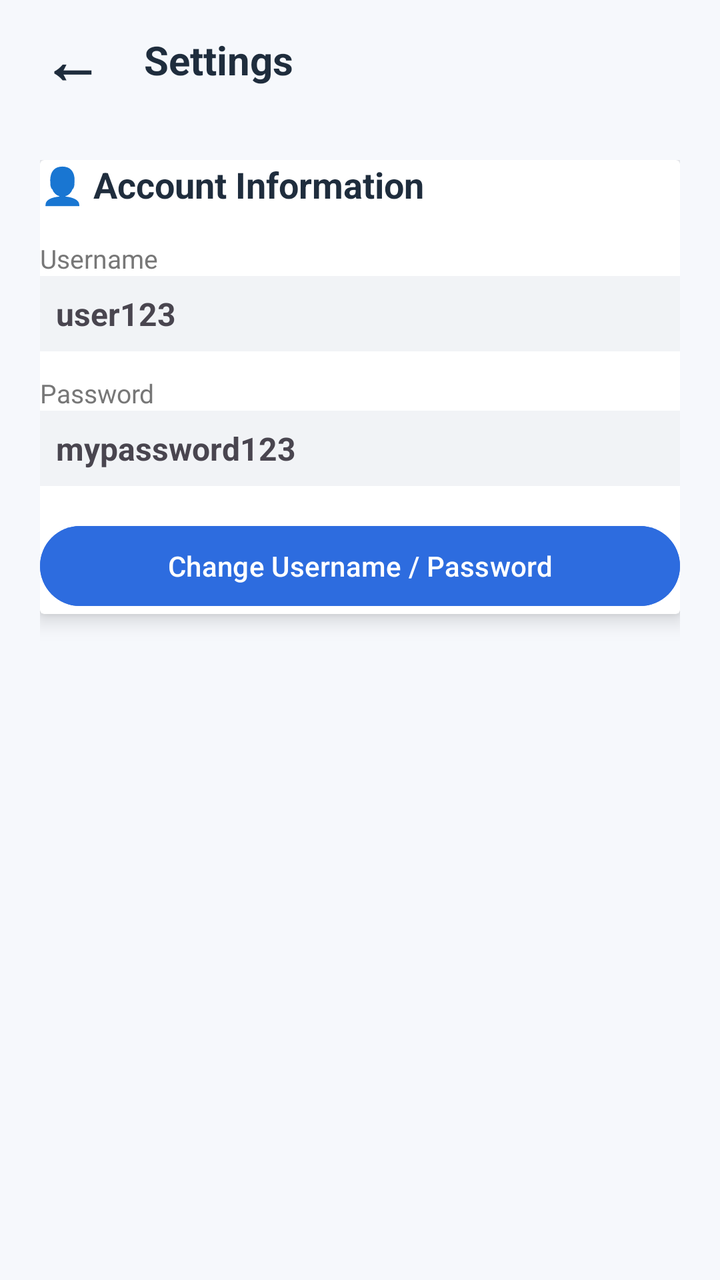
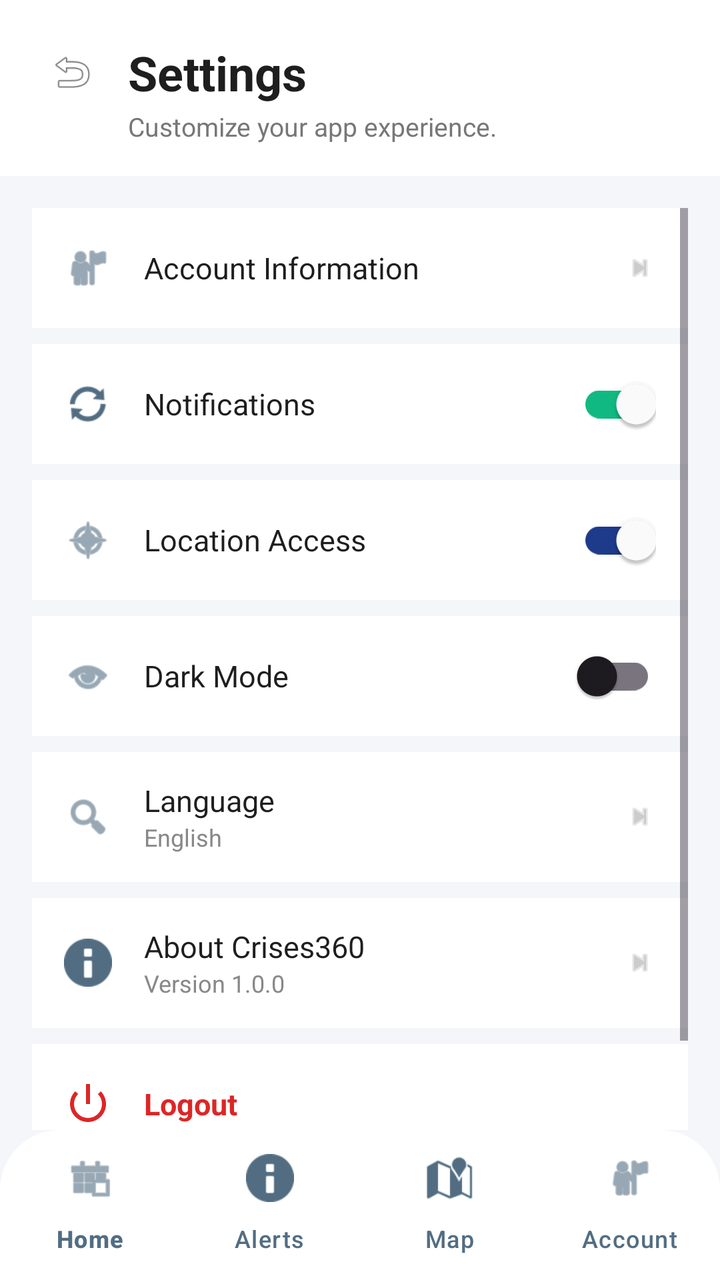

Before-and-after screenshots of an Android layout around one commit, followed by the original layout XML and the change that was made.
<!-- AndroidManifest.xml: application theme Theme.Crises -->
<!-- res/layout/activity_settings.xml -->
<?xml version="1.0" encoding="utf-8"?>
<RelativeLayout xmlns:android="http://schemas.android.com/apk/res/android"
    android:layout_width="match_parent"
    android:layout_height="match_parent"
    android:background="#F6F8FC">

    <LinearLayout
        android:id="@+id/header"
        android:layout_width="match_parent"
        android:layout_height="60dp"
        android:orientation="horizontal"
        android:gravity="center_vertical"
        android:padding="12dp"
        android:background="#F6F8FC">

        <TextView
            android:id="@+id/backBtn"
            android:layout_width="48dp"
            android:layout_height="48dp"
            android:text="←"
            android:textSize="30sp"
            android:textStyle="bold"
            android:textColor="#1F2D3D"
            android:gravity="center"
            android:background="?android:attr/selectableItemBackgroundBorderless"/>

        <TextView
            android:layout_width="wrap_content"
            android:layout_height="wrap_content"
            android:text="Settings"
            android:textSize="20sp"
            android:textStyle="bold"
            android:textColor="#1F2D3D"
            android:layout_marginStart="12dp"/>
    </LinearLayout>


    <ScrollView
        android:layout_width="match_parent"
        android:layout_height="match_parent"
        android:layout_below="@id/header">
        <LinearLayout
            xmlns:android="http://schemas.android.com/apk/res/android"
            xmlns:app="http://schemas.android.com/apk/res-auto"
            android:layout_width="match_parent"
            android:layout_height="wrap_content"
            android:orientation="vertical"
            android:padding="20dp">

            
            <androidx.cardview.widget.CardView
                android:layout_width="match_parent"
                android:layout_height="wrap_content"
                android:radius="16dp"
                app:cardElevation="6dp"
                android:padding="16dp"
                android:layout_marginBottom="16dp">

                <LinearLayout
                    android:layout_width="match_parent"
                    android:layout_height="wrap_content"
                    android:orientation="vertical">

                    <TextView
                        android:layout_width="wrap_content"
                        android:layout_height="wrap_content"
                        android:text="👤 Account Information"
                        android:textSize="18sp"
                        android:textStyle="bold"
                        android:textColor="#1F2D3D"
                        android:layout_marginBottom="16dp"/>

                    
                    <TextView
                        android:layout_width="wrap_content"
                        android:layout_height="wrap_content"
                        android:text="Username"
                        android:textSize="13sp"
                        android:textColor="#777"/>

                    <TextView
                        android:id="@+id/tvUsername"
                        android:layout_width="match_parent"
                        android:layout_height="wrap_content"
                        android:text="user123"
                        android:textSize="16sp"
                        android:textStyle="bold"
                        android:padding="8dp"
                        android:background="#F1F3F6"
                        android:layout_marginBottom="12dp"/>

                    
                    <TextView
                        android:layout_width="wrap_content"
                        android:layout_height="wrap_content"
                        android:text="Password"
                        android:textSize="13sp"
                        android:textColor="#777"/>

                    <TextView
                        android:id="@+id/tvPassword"
                        android:layout_width="match_parent"
                        android:layout_height="wrap_content"
                        android:text="mypassword123"
                        android:textSize="16sp"
                        android:textStyle="bold"
                        android:padding="8dp"
                        android:background="#F1F3F6"
                        android:layout_marginBottom="16dp"/>

                    
                    <Button
                        android:id="@+id/btnChange"
                        android:layout_width="match_parent"
                        android:layout_height="48dp"
                        android:text="Change Username / Password"
                        android:backgroundTint="#2D6CDF"
                        android:textColor="#FFFFFF"/>
                </LinearLayout>

            </androidx.cardview.widget.CardView>

        </LinearLayout>

    </ScrollView>

</RelativeLayout>
<!-- resources referenced by this layout -->
<resources>
  <style name="Theme.Crises" parent="Base.Theme.Crises" />
  <style name="Base.Theme.Crises" parent="Theme.Material3.DayNight.NoActionBar">
  
      </style>
</resources>

<!-- the commit's change to res/layout/activity_settings.xml (unified diff, before → after) -->
@@ -1,127 +1,334 @@
 <?xml version="1.0" encoding="utf-8"?>
 <RelativeLayout xmlns:android="http://schemas.android.com/apk/res/android"
+    xmlns:app="http://schemas.android.com/apk/res-auto"
     android:layout_width="match_parent"
     android:layout_height="match_parent"
-    android:background="#F6F8FC">
+    android:background="#F4F6FA">
 
     <LinearLayout
-        android:id="@+id/header"
+        android:id="@+id/headerContainer"
         android:layout_width="match_parent"
-        android:layout_height="60dp"
-        android:orientation="horizontal"
-        android:gravity="center_vertical"
-        android:padding="12dp"
-        android:background="#F6F8FC">
-
-        <TextView
-            android:id="@+id/backBtn"
-            android:layout_width="48dp"
-            android:layout_height="48dp"
-            android:text="←"
-            android:textSize="30sp"
-            android:textStyle="bold"
-            android:textColor="#1F2D3D"
-            android:gravity="center"
-            android:background="?android:attr/selectableItemBackgroundBorderless"/>
+        android:layout_height="wrap_content"
+        android:orientation="vertical"
+        android:paddingStart="20dp"
+        android:paddingEnd="20dp"
+        android:paddingTop="20dp"
+        android:paddingBottom="16dp"
+        android:background="#FFFFFF">
+
+        <LinearLayout
+            android:layout_width="match_parent"
+            android:layout_height="wrap_content"
+            android:orientation="horizontal"
+            android:gravity="center_vertical">
+
+            <ImageView
+                android:id="@+id/btnBack"
+                android:layout_width="32dp"
+                android:layout_height="32dp"
+                android:src="@android:drawable/ic_menu_revert"
+                android:contentDescription="Back"
+                android:padding="4dp"
+                android:layout_marginEnd="12dp" />
+
+            <TextView
+                android:layout_width="wrap_content"
+                android:layout_height="wrap_content"
+                android:text="Settings"
+                android:textSize="24sp"
+                android:textStyle="bold"
+                android:textColor="#1E1E1E" />
+        </LinearLayout>
 
         <TextView
             android:layout_width="wrap_content"
             android:layout_height="wrap_content"
-            android:text="Settings"
-            android:textSize="20sp"
-            android:textStyle="bold"
-            android:textColor="#1F2D3D"
-            android:layout_marginStart="12dp"/>
+            android:text="Customize your app experience."
+            android:textSize="13sp"
+            android:textColor="#777777"
+            android:layout_marginStart="44dp"
+            android:layout_marginTop="2dp" />
     </LinearLayout>
-
 
     <ScrollView
         android:layout_width="match_parent"
         android:layout_height="match_parent"
-        android:layout_below="@id/header">
+        android:layout_below="@id/headerContainer"
+        android:layout_above="@id/bottomNavigation"
+        android:padding="16dp"
+        android:clipToPadding="false">
+
         <LinearLayout
-            xmlns:android="http://schemas.android.com/apk/res/android"
-            xmlns:app="http://schemas.android.com/apk/res-auto"
             android:layout_width="match_parent"
             android:layout_height="wrap_content"
-            android:orientation="vertical"
-            android:padding="20dp">
-
-            
-            <androidx.cardview.widget.CardView
-                android:layout_width="match_parent"
-                android:layout_height="wrap_content"
-                android:radius="16dp"
-                app:cardElevation="6dp"
-                android:padding="16dp"
-                android:layout_marginBottom="16dp">
+            android:orientation="vertical">
+
+            <LinearLayout
+                android:id="@+id/rowAccount"
+                android:layout_width="match_parent"
+                android:layout_height="60dp"
+                android:background="#FFFFFF"
+                android:orientation="horizontal"
+                android:gravity="center_vertical"
+                android:paddingHorizontal="16dp"
+                android:layout_marginBottom="8dp"
+                android:clickable="true"
+                android:focusable="true">
+
+                <ImageView
+                    android:layout_width="24dp"
+                    android:layout_height="24dp"
+                    android:src="@android:drawable/ic_menu_myplaces"
+                    app:tint="#526D82" />
+
+                <TextView
+                    android:layout_width="0dp"
+                    android:layout_height="wrap_content"
+                    android:layout_weight="1"
+                    android:layout_marginStart="16dp"
+                    android:text="Account Information"
+                    android:textColor="#1E1E1E"
+                    android:textSize="15sp" />
+
+                <ImageView
+                    android:layout_width="16dp"
+                    android:layout_height="16dp"
+                    android:src="@android:drawable/ic_media_next"
+                    app:tint="#CCCCCC" />
+            </LinearLayout>
+
+            <LinearLayout
+                android:layout_width="match_parent"
+                android:layout_height="60dp"
+                android:background="#FFFFFF"
+                android:orientation="horizontal"
+                android:gravity="center_vertical"
+                android:paddingHorizontal="16dp"
+                android:layout_marginBottom="8dp">
+
+                <ImageView
+                    android:layout_width="24dp"
+                    android:layout_height="24dp"
+                    android:src="@android:drawable/ic_popup_sync"
+                    app:tint="#526D82" />
+
+                <TextView
+                    android:layout_width="0dp"
+                    android:layout_height="wrap_content"
+                    android:layout_weight="1"
+                    android:layout_marginStart="16dp"
+                    android:text="Notifications"
+                    android:textColor="#1E1E1E"
+                    android:textSize="15sp" />
+
+                <androidx.appcompat.widget.SwitchCompat
+                    android:id="@+id/switchNotifications"
+                    android:layout_width="wrap_content"
+                    android:layout_height="wrap_content"
+                    android:checked="true"
+                    app:thumbTint="#FFFFFF"
+                    app:trackTint="#10B981" />
+            </LinearLayout>
+
+            <LinearLayout
+                android:layout_width="match_parent"
+                android:layout_height="60dp"
+                android:background="#FFFFFF"
+                android:orientation="horizontal"
+                android:gravity="center_vertical"
+                android:paddingHorizontal="16dp"
+                android:layout_marginBottom="8dp">
+
+                <ImageView
+                    android:layout_width="24dp"
+                    android:layout_height="24dp"
+                    android:src="@android:drawable/ic_menu_compass"
+                    app:tint="#526D82" />
+
+                <TextView
+                    android:layout_width="0dp"
+                    android:layout_height="wrap_content"
+                    android:layout_weight="1"
+                    android:layout_marginStart="16dp"
+                    android:text="Location Access"
+                    android:textColor="#1E1E1E"
+                    android:textSize="15sp" />
+
+                <androidx.appcompat.widget.SwitchCompat
+                    android:id="@+id/switchLocation"
+                    android:layout_width="wrap_content"
+                    android:layout_height="wrap_content"
+                    android:checked="true"
+                    app:thumbTint="#FFFFFF"
+                    app:trackTint="#1E3A8A" />
+            </LinearLayout>
+
+            <LinearLayout
+                android:layout_width="match_parent"
+                android:layout_height="60dp"
+                android:background="#FFFFFF"
+                android:orientation="horizontal"
+                android:gravity="center_vertical"
+                android:paddingHorizontal="16dp"
+                android:layout_marginBottom="8dp">
+
+                <ImageView
+                    android:layout_width="24dp"
+                    android:layout_height="24dp"
+                    android:src="@android:drawable/ic_menu_view"
+                    app:tint="#526D82" />
+
+                <TextView
+                    android:layout_width="0dp"
+                    android:layout_height="wrap_content"
+                    android:layout_weight="1"
+                    android:layout_marginStart="16dp"
+                    android:text="Dark Mode"
+                    android:textColor="#1E1E1E"
+                    android:textSize="15sp" />
+
+                <androidx.appcompat.widget.SwitchCompat
+                    android:id="@+id/switchDarkMode"
+                    android:layout_width="wrap_content"
+                    android:layout_height="wrap_content"
+                    android:checked="false" />
+            </LinearLayout>
+
+            <LinearLayout
+                android:id="@+id/rowLanguage"
+                android:layout_width="match_parent"
+                android:layout_height="65dp"
+                android:background="#FFFFFF"
+                android:orientation="horizontal"
+                android:gravity="center_vertical"
+                android:paddingHorizontal="16dp"
+                android:layout_marginBottom="8dp"
+                android:clickable="true"
+                android:focusable="true">
+
+                <ImageView
+                    android:layout_width="24dp"
+                    android:layout_height="24dp"
+                    android:src="@android:drawable/ic_menu_search"
+                    app:tint="#526D82" />
 
                 <LinearLayout
-                    android:layout_width="match_parent"
-                    android:layout_height="wrap_content"
+                    android:layout_width="0dp"
+                    android:layout_height="wrap_content"
+                    android:layout_weight="1"
+                    android:layout_marginStart="16dp"
                     android:orientation="vertical">
 
                     <TextView
                         android:layout_width="wrap_content"
                         android:layout_height="wrap_content"
-                        android:text="👤 Account Information"
-                        android:textSize="18sp"
-                        android:textStyle="bold"
-                        android:textColor="#1F2D3D"
-                        android:layout_marginBottom="16dp"/>
-
-                    
+                        android:text="Language"
+                        android:textColor="#1E1E1E"
+                        android:textSize="15sp" />
+
                     <TextView
                         android:layout_width="wrap_content"
                         android:layout_height="wrap_content"
-                        android:text="Username"
-                        android:textSize="13sp"
-                        android:textColor="#777"/>
-
-                    <TextView
-                        android:id="@+id/tvUsername"
-                        android:layout_width="match_parent"
-                        android:layout_height="wrap_content"
-                        android:text="user123"
-                        android:textSize="16sp"
-                        android:textStyle="bold"
-                        android:padding="8dp"
-                        android:background="#F1F3F6"
-                        android:layout_marginBottom="12dp"/>
-
-                    
+                        android:text="English"
+                        android:textColor="#888888"
+                        android:textSize="12sp" />
+                </LinearLayout>
+
+                <ImageView
+                    android:layout_width="16dp"
+                    android:layout_height="16dp"
+                    android:src="@android:drawable/ic_media_next"
+                    app:tint="#CCCCCC" />
+            </LinearLayout>
+
+            <LinearLayout
+                android:id="@+id/rowAbout"
+                android:layout_width="match_parent"
+                android:layout_height="65dp"
+                android:background="#FFFFFF"
+                android:orientation="horizontal"
+                android:gravity="center_vertical"
+                android:paddingHorizontal="16dp"
+                android:layout_marginBottom="8dp"
+                android:clickable="true"
+                android:focusable="true">
+
+                <ImageView
+                    android:layout_width="24dp"
+                    android:layout_height="24dp"
+                    android:src="@android:drawable/ic_dialog_info"
+                    app:tint="#526D82" />
+
+                <LinearLayout
+                    android:layout_width="0dp"
+                    android:layout_height="wrap_content"
+                    android:layout_weight="1"
+                    android:layout_marginStart="16dp"
+                    android:orientation="vertical">
+
                     <TextView
                         android:layout_width="wrap_content"
                         android:layout_height="wrap_content"
-                        android:text="Password"
-                        android:textSize="13sp"
-                        android:textColor="#777"/>
+                        android:text="About Crises360"
+                        android:textColor="#1E1E1E"
+                        android:textSize="15sp" />
 
                     <TextView
-                        android:id="@+id/tvPassword"
-                        android:layout_width="match_parent"
+                        android:layout_width="wrap_content"
                         android:layout_height="wrap_content"
-                        android:text="mypassword123"
-                        android:textSize="16sp"
-                        android:textStyle="bold"
-                        android:padding="8dp"
-                        android:background="#F1F3F6"
-                        android:layout_marginBottom="16dp"/>
-
-                    
-                    <Button
-                        android:id="@+id/btnChange"
-                        android:layout_width="match_parent"
-                        android:layout_height="48dp"
-                        android:text="Change Username / Password"
-                        android:backgroundTint="#2D6CDF"
-                        android:textColor="#FFFFFF"/>
+                        android:text="Version 1.0.0"
+                        android:textColor="#888888"
+                        android:textSize="12sp" />
                 </LinearLayout>
 
-            </androidx.cardview.widget.CardView>
+                <ImageView
+                    android:layout_width="16dp"
+                    android:layout_height="16dp"
+                    android:src="@android:drawable/ic_media_next"
+                    app:tint="#CCCCCC" />
+            </LinearLayout>
+
+            <LinearLayout
+                android:id="@+id/rowLogout"
+                android:layout_width="match_parent"
+                android:layout_height="60dp"
+                android:background="#FFFFFF"
+                android:orientation="horizontal"
+                android:gravity="center_vertical"
+                android:paddingHorizontal="16dp"
+                android:layout_marginBottom="16dp"
+                android:clickable="true"
+                android:focusable="true">
+
+                <ImageView
+                    android:layout_width="24dp"
+                    android:layout_height="24dp"
+                    android:src="@android:drawable/ic_lock_power_off"
+                    app:tint="#DC2626" />
+
+                <TextView
+                    android:layout_width="match_parent"
+                    android:layout_height="wrap_content"
+                    android:layout_marginStart="16dp"
+                    android:text="Logout"
+                    android:textColor="#DC2626"
+                    android:textStyle="bold"
+                    android:textSize="15sp" />
+            </LinearLayout>
 
         </LinearLayout>
-
     </ScrollView>
 
+    <com.google.android.material.bottomnavigation.BottomNavigationView
+        android:id="@+id/bottomNavigation"
+        android:layout_width="match_parent"
+        android:layout_height="75dp"
+        android:layout_alignParentBottom="true"
+        android:background="@drawable/footer_background"
+        app:itemIconTint="#526D82"
+        app:itemTextColor="#526D82"
+        app:labelVisibilityMode="labeled"
+        app:menu="@menu/bottom_nav_menu"
+        app:elevation="12dp" />
+
 </RelativeLayout>
<!-- resource entries referenced after the edit -->
@@ -1,5 +1,13 @@
 <!-- resources referenced by this layout -->
 <resources>
+  <!-- drawable footer_background (drawable) -->
+  <?xml version="1.0" encoding="utf-8"?>
+  <shape xmlns:android="http://schemas.android.com/apk/res/android">
+      <solid android:color="#FFFFFF" />
+      <corners
+          android:topLeftRadius="30dp"
+          android:topRightRadius="30dp" />
+  </shape>
   <style name="Theme.Crises" parent="Base.Theme.Crises" />
   <style name="Base.Theme.Crises" parent="Theme.Material3.DayNight.NoActionBar">
   
